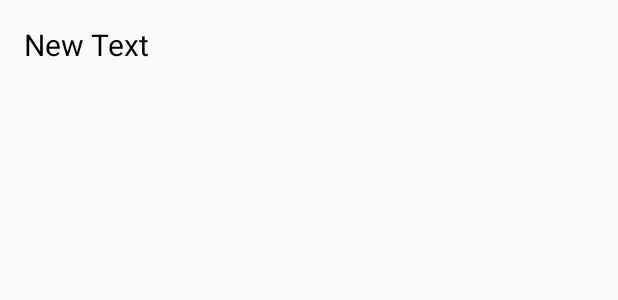
After one commit to sacd89/login-encripted-android, an Android app: the layout beacon_list_item.xml on its own in the app's theme, with its tools: preview values and no code run, on a phone screen of 412 x 824 dp. The commit adds this screen. Shown: the top 300 px of the screen. Run offline under Robolectric (Android 15) with nearby library versions, the phone set to English and light mode, and no system bars.

Commit message:
Funcionando beacon

```diff
--- a/ProyectoSeguridadRedes/app/build.gradle
+++ b/ProyectoSeguridadRedes/app/build.gradle
@@ -1,13 +1,13 @@
 apply plugin: 'com.android.application'
 
 android {
-    compileSdkVersion 24
-    buildToolsVersion "24.0.0"
+    compileSdkVersion 23
+    buildToolsVersion "23.0.1"
 
     defaultConfig {
         applicationId "seguridad_redes.uach.mx.proyectoseguridadredes"
         minSdkVersion 21
-        targetSdkVersion 24
+        targetSdkVersion 22
         versionCode 1
         versionName "1.0"
     }
--- a/ProyectoSeguridadRedes/app/src/main/AndroidManifest.xml
+++ b/ProyectoSeguridadRedes/app/src/main/AndroidManifest.xml
@@ -2,9 +2,11 @@
 <manifest xmlns:android="http://schemas.android.com/apk/res/android"
     package="seguridad_redes.uach.mx.proyectoseguridadredes">
 
-    <uses-permission android:name="android.permission.INTERNET" />
     <uses-permission android:name="android.permission.BLUETOOTH_ADMIN"/>
     <uses-permission android:name="android.permission.BLUETOOTH"/>
+    <uses-permission android:name="android.permission.INTERNET" />
+    <uses-permission android:name="android.permission.ACCESS_COARSE_LOCATION" />
+    <uses-permission android:name="android.permission.ACCESS_FINE_LOCATION" />
 
     <application
         android:allowBackup="true"
--- a/ProyectoSeguridadRedes/app/src/main/java/seguridad_redes/uach/mx/proyectoseguridadredes/BeaconAdapter.java
+++ b/ProyectoSeguridadRedes/app/src/main/java/seguridad_redes/uach/mx/proyectoseguridadredes/BeaconAdapter.java
@@ -24,14 +24,14 @@ public class BeaconAdapter extends ArrayAdapter<Url>{
         LayoutInflater inflater = (LayoutInflater) mContext.getSystemService(Context.LAYOUT_INFLATER_SERVICE);
         View row = inflater.inflate(resourceId, parent, false);
 
-        //TextView urlView = (TextView) row.findViewById(R.id.urlView);
+        TextView urlView = (TextView) row.findViewById(R.id.urlView);
 //        TextView batteryView = (TextView) row.findViewById(R.id.batteryView);
 //        TextView temperatureView = (TextView) row.findViewById(R.id.temperatureView);
 //        TextView advertisementCountView = (TextView) row.findViewById(R.id.advertisementCountView);
 //        TextView onTimeView = (TextView) row.findViewById(R.id.onTimeView);
 
-        //Url url = urls.get(position);
-        //urlView.setText(url.getUrl().toString());
+        Url url = urls.get(position);
+        urlView.setText(url.getUrl().toString());
 
 //        if(url.getBattery() != null && url.getTemperature() != null && url.getAdvertisementCount() != null && url.getOnTime() != null){
 //
--- a/ProyectoSeguridadRedes/app/src/main/java/seguridad_redes/uach/mx/proyectoseguridadredes/LoginActivity.java
+++ b/ProyectoSeguridadRedes/app/src/main/java/seguridad_redes/uach/mx/proyectoseguridadredes/LoginActivity.java
@@ -80,6 +80,7 @@ public class LoginActivity extends AppCompatActivity implements LoaderCallbacks<
     private AutoCompleteTextView mEmailView;
     private EditText mPasswordView;
     //private Socket socket;
+
     BluetoothAdapter mBluetoothAdapter = BluetoothAdapter.getDefaultAdapter();
     private int REQUEST_ENABLE_BT = 1;
 
--- /dev/null
+++ b/ProyectoSeguridadRedes/app/src/main/res/layout/beacon_list_item.xml
@@ -0,0 +1,17 @@
+<?xml version="1.0" encoding="utf-8"?>
+<LinearLayout xmlns:android="http://schemas.android.com/apk/res/android"
+              android:orientation="vertical"
+              android:layout_width="match_parent"
+              android:layout_height="match_parent"
+              android:padding="16dp">
+
+    <TextView
+        android:layout_width="match_parent"
+        android:layout_height="wrap_content"
+        android:text="New Text"
+        android:id="@+id/urlView"
+        android:textSize="20sp"
+        android:textColor="@android:color/black"
+        />
+
+</LinearLayout>
```
Also changed, not shown: ProyectoSeguridadRedes/app/src/main/java/seguridad_redes/uach/mx/proyectoseguridadredes/MainActivity.java (+7 -4 lines), ProyectoSeguridadRedes/app/src/main/res/layout/activity_main.xml (+14 -2 lines).
